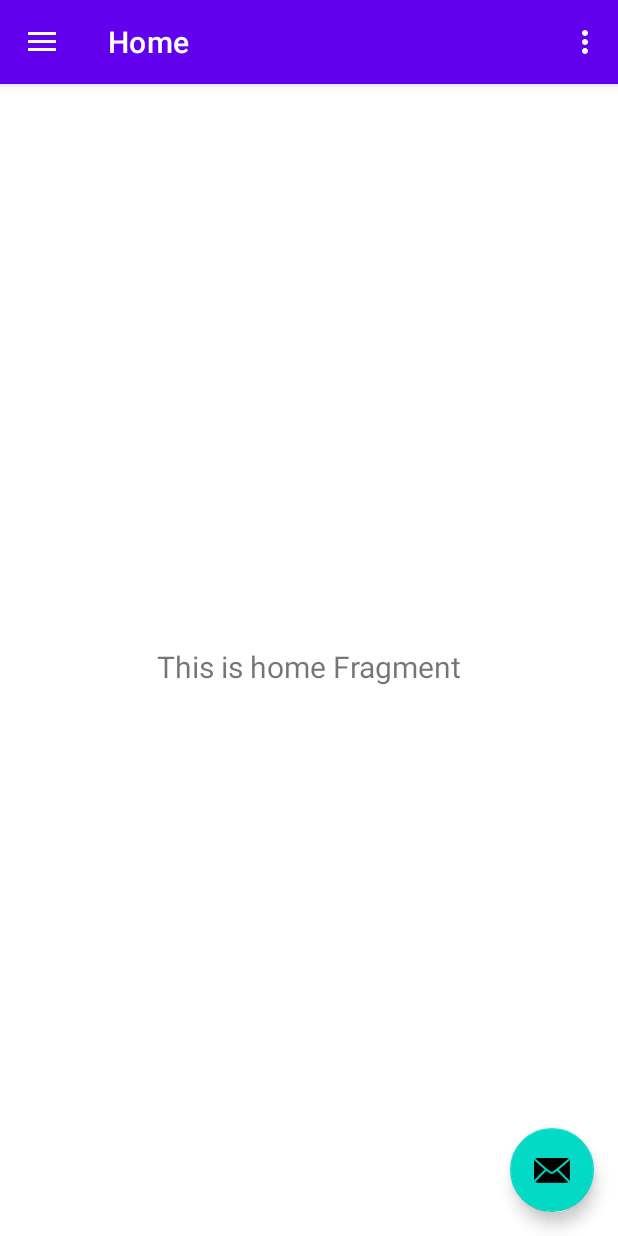
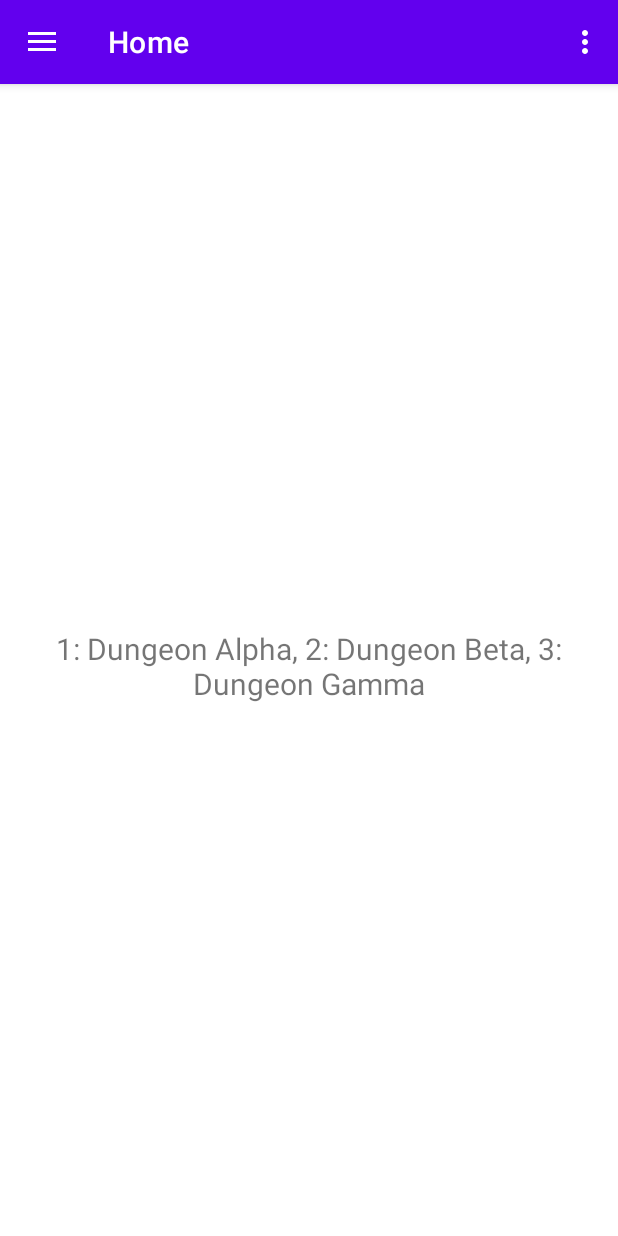
Before and after one commit to BareBeaverBat/CSE5236-SU24-DungeonMapDigitizer, an Android app: the screen it shows after launch (MainActivity), on a phone screen of 412 x 824 dp. Run offline under Robolectric (Android 15) with nearby library versions, the phone set to English and light mode, and no system bars; our stand-ins replace navigation-ui.

Commit message:
initialize dummyData

```diff
--- a/app/src/main/java/com/example/dungeonmapdigitizer/MainActivity.kt
+++ b/app/src/main/java/com/example/dungeonmapdigitizer/MainActivity.kt
@@ -26,11 +26,11 @@ class MainActivity : AppCompatActivity() {
 
         setSupportActionBar(binding.appBarMain.toolbar)
 
-        binding.appBarMain.fab.setOnClickListener { view ->
-            Snackbar.make(view, "Replace with your own action", Snackbar.LENGTH_LONG)
-                .setAction("Action", null)
-                .setAnchorView(R.id.fab).show()
-        }
+//        binding.appBarMain.fab.setOnClickListener { view ->
+//            Snackbar.make(view, "Replace with your own action", Snackbar.LENGTH_LONG)
+//                .setAction("Action", null)
+//                .setAnchorView(R.id.fab).show()
+//        }
         val drawerLayout: DrawerLayout = binding.drawerLayout
         val navView: NavigationView = binding.navView
         val navController = findNavController(R.id.nav_host_fragment_content_main)
@@ -38,7 +38,7 @@ class MainActivity : AppCompatActivity() {
         // menu should be considered as top level destinations.
         appBarConfiguration = AppBarConfiguration(
             setOf(
-                R.id.nav_home, R.id.nav_gallery, R.id.nav_slideshow
+                R.id.main_page, R.id.settings_page
             ), drawerLayout
         )
         setupActionBarWithNavController(navController, appBarConfiguration)
--- a/app/src/main/java/com/example/dungeonmapdigitizer/ui/home/HomeFragment.kt
+++ b/app/src/main/java/com/example/dungeonmapdigitizer/ui/home/HomeFragment.kt
@@ -29,8 +29,11 @@ class HomeFragment : Fragment() {
         val root: View = binding.root
 
         val textView: TextView = binding.textHome
-        homeViewModel.text.observe(viewLifecycleOwner) {
-            textView.text = it
+        homeViewModel.maps.observe(viewLifecycleOwner) {
+            maps -> val mapString = maps.joinToString{
+                "${it.index}: ${it.name}"
+            }
+            textView.text = mapString
         }
         return root
     }
--- a/app/src/main/java/com/example/dungeonmapdigitizer/ui/home/HomeViewModel.kt
+++ b/app/src/main/java/com/example/dungeonmapdigitizer/ui/home/HomeViewModel.kt
@@ -6,8 +6,26 @@ import androidx.lifecycle.ViewModel
 
 class HomeViewModel : ViewModel() {
 
-    private val _text = MutableLiveData<String>().apply {
-        value = "This is home Fragment"
+    private val _maps = MutableLiveData<List<MapData>>()
+    val maps: LiveData<List<MapData>> = _maps
+
+    data class MapData(
+        val index: Int,
+        val name: String
+    )
+
+    private fun loadDummyData() {
+        _maps.value = listOf(
+            MapData(1, "Dungeon Alpha"),
+            MapData(2, "Dungeon Beta"),
+            MapData(3, "Dungeon Gamma")
+        )
     }
-    val text: LiveData<String> = _text
+    init {
+        loadDummyData()
+    }
+
+
+
+
 }
--- a/app/src/main/res/layout/activity_main.xml
+++ b/app/src/main/res/layout/activity_main.xml
@@ -20,6 +20,5 @@
         android:layout_height="match_parent"
         android:layout_gravity="start"
         android:fitsSystemWindows="true"
-        app:headerLayout="@layout/nav_header_main"
         app:menu="@menu/activity_main_drawer" />
 </androidx.drawerlayout.widget.DrawerLayout>
--- a/app/src/main/res/layout/app_bar_main.xml
+++ b/app/src/main/res/layout/app_bar_main.xml
@@ -22,13 +22,5 @@
 
     <include layout="@layout/content_main" />
 
-    <com.google.android.material.floatingactionbutton.FloatingActionButton
-        android:id="@+id/fab"
-        android:layout_width="wrap_content"
-        android:layout_height="wrap_content"
-        android:layout_gravity="bottom|end"
-        android:layout_marginEnd="@dimen/fab_margin"
-        android:layout_marginBottom="16dp"
-        app:srcCompat="@android:drawable/ic_dialog_email" />
 
 </androidx.coordinatorlayout.widget.CoordinatorLayout>
--- a/app/src/main/res/menu/activity_main_drawer.xml
+++ b/app/src/main/res/menu/activity_main_drawer.xml
@@ -5,16 +5,11 @@
 
     <group android:checkableBehavior="single">
         <item
-            android:id="@+id/nav_home"
-            android:icon="@drawable/ic_menu_camera"
-            android:title="@string/menu_home" />
+            android:id="@+id/main_page"
+            android:title="@string/main_page" />
         <item
-            android:id="@+id/nav_gallery"
-            android:icon="@drawable/ic_menu_gallery"
-            android:title="@string/menu_gallery" />
-        <item
-            android:id="@+id/nav_slideshow"
-            android:icon="@drawable/ic_menu_slideshow"
-            android:title="@string/menu_slideshow" />
+            android:id="@+id/settings_page"
+            android:title="@string/settings_page" />
+
     </group>
 </menu>
--- a/app/src/main/res/navigation/mobile_navigation.xml
+++ b/app/src/main/res/navigation/mobile_navigation.xml
@@ -3,23 +3,18 @@
     xmlns:app="http://schemas.android.com/apk/res-auto"
     xmlns:tools="http://schemas.android.com/tools"
     android:id="@+id/mobile_navigation"
-    app:startDestination="@+id/nav_home">
+    app:startDestination="@+id/main_page">
 
     <fragment
-        android:id="@+id/nav_home"
+        android:id="@+id/main_page"
         android:name="com.example.dungeonmapdigitizer.ui.home.HomeFragment"
-        android:label="@string/menu_home"
+        android:label="@string/main_page"
         tools:layout="@layout/fragment_home" />
 
     <fragment
-        android:id="@+id/nav_gallery"
+        android:id="@+id/settings_page"
         android:name="com.example.dungeonmapdigitizer.ui.gallery.GalleryFragment"
-        android:label="@string/menu_gallery"
+        android:label="@string/settings_page"
         tools:layout="@layout/fragment_gallery" />
 
-    <fragment
-        android:id="@+id/nav_slideshow"
-        android:name="com.example.dungeonmapdigitizer.ui.slideshow.SlideshowFragment"
-        android:label="@string/menu_slideshow"
-        tools:layout="@layout/fragment_slideshow" />
 </navigation>
--- a/app/src/main/res/values/strings.xml
+++ b/app/src/main/res/values/strings.xml
@@ -7,7 +7,6 @@
     <string name="nav_header_desc">Navigation header</string>
     <string name="action_settings">Settings</string>
 
-    <string name="menu_home">Home</string>
-    <string name="menu_gallery">Gallery</string>
-    <string name="menu_slideshow">Slideshow</string>
+    <string name="main_page">Home</string>
+    <string name="settings_page">Settings</string>
 </resources>
```
